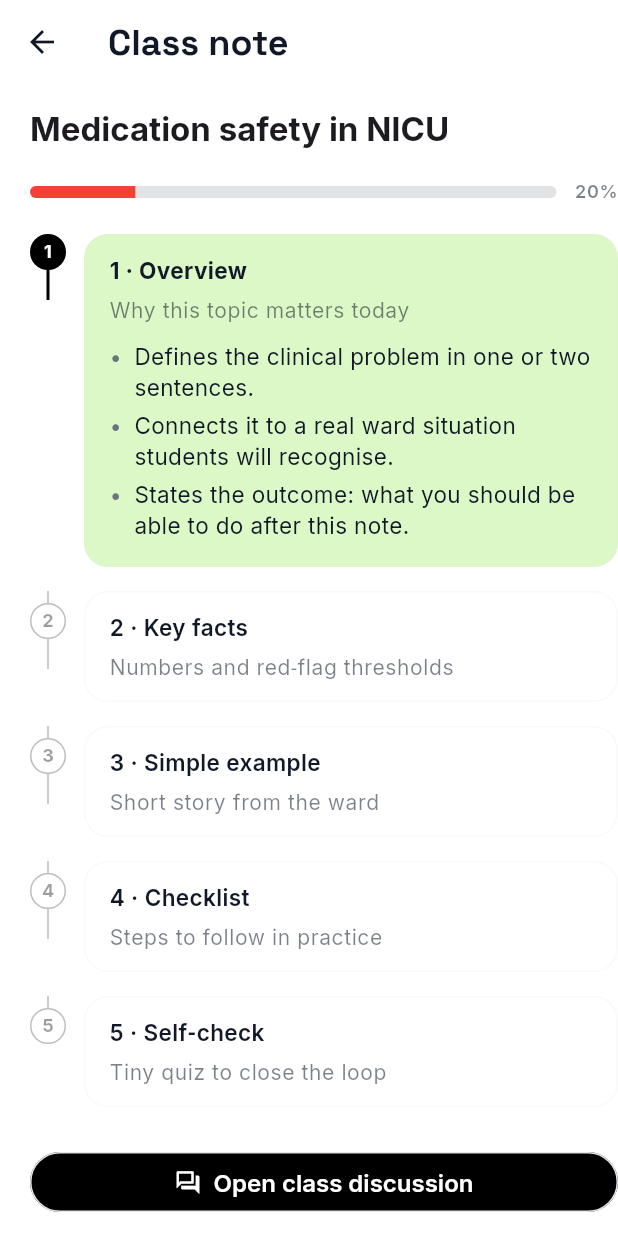
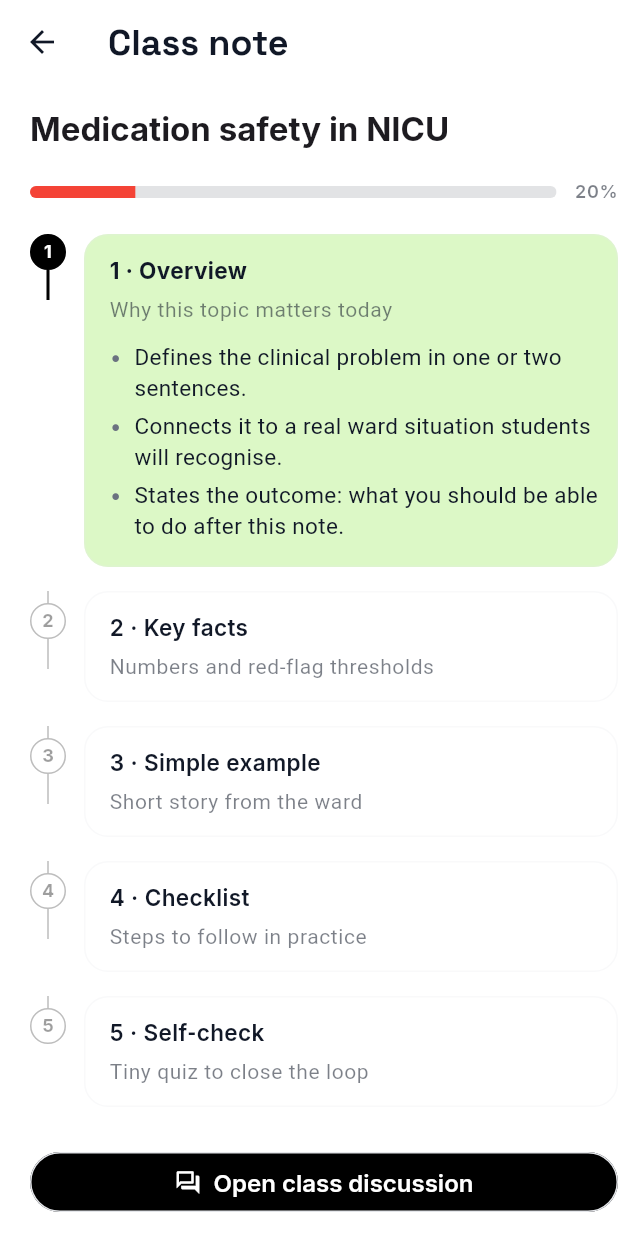
Before and after one commit to ayomide0806967/T19t97ou, a Flutter app: the ClassNoteStepperScreen screen opened directly, on a phone screen of 412 x 824 dp. Run offline on Flutter 3.47's test engine with Material 3 defaults, Android fonts, the phone set to English and light mode, and no system bars; our stand-ins replace emoji_picker_flutter, firebase_auth, firebase_core, google_fonts, google_sign_in, image_picker and 1 more; accounts and stored records are empty.

Commit message:
Use Roboto for note body text and tweak image steps

```diff
--- a/lib/screens/create_note_flow/teacher_note_creation_screen.dart
+++ b/lib/screens/create_note_flow/teacher_note_creation_screen.dart
@@ -974,7 +974,10 @@ class _NoteEditingStepState extends State<_NoteEditingStep> {
                                   )
                                 : null,
                           ),
-                          style: const TextStyle(color: Colors.black),
+                          style: const TextStyle(
+                            color: Colors.black,
+                            fontFamily: 'Roboto',
+                          ),
                           onChanged: (_) => setState(() {}),
                         ),
                   const SizedBox(height: 16),
--- a/lib/widgets/note_rail_step.dart
+++ b/lib/widgets/note_rail_step.dart
@@ -126,6 +126,7 @@ class NoteRailStep extends StatelessWidget {
                         style: theme.textTheme.bodySmall?.copyWith(
                           color: subtle,
                           fontSize: 14,
+                          fontFamily: 'Roboto',
                         ),
                       ),
                     ],
@@ -191,6 +192,7 @@ class NoteRailStep extends StatelessWidget {
                                           color: onSurface,
                                           height: 1.4,
                                           fontSize: 15,
+                                          fontFamily: 'Roboto',
                                         ),
                                       ),
                                     ),
```
